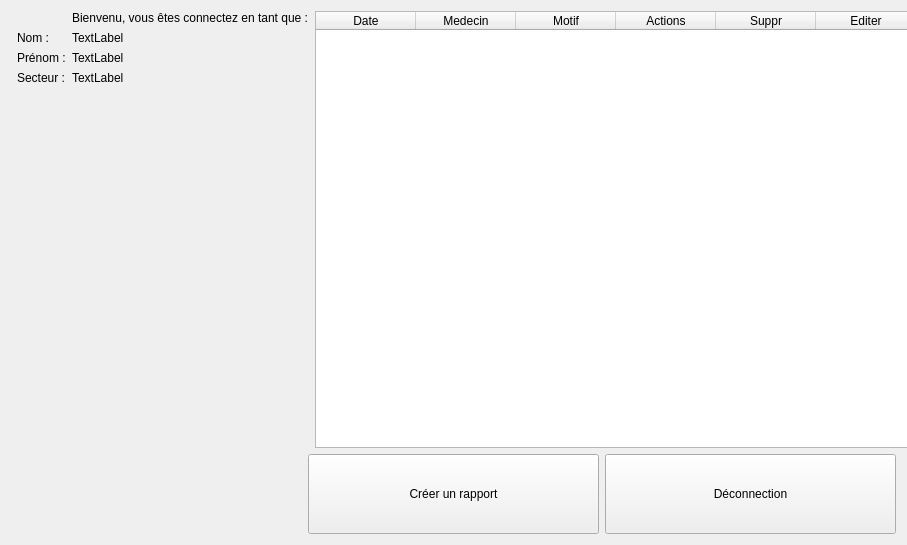
Qt form front/ui/new_index.ui (FabioF9/GSB-AppliVisiteur) before a commit.
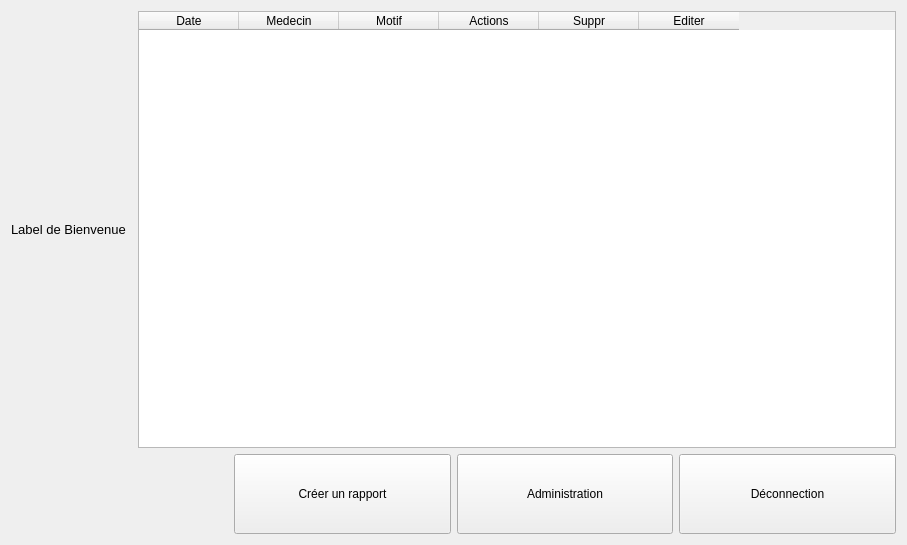
The same form after that commit. Icons and pictures are not drawn.

What changed in the file:
```diff
--- a/front/ui/new_index.ui
+++ b/front/ui/new_index.ui
@@ -20,6 +20,34 @@
    <string>Form</string>
   </property>
   <layout class="QGridLayout" name="gridLayout">
+   <item row="0" column="0">
+    <layout class="QVBoxLayout" name="verticalLayout">
+     <property name="sizeConstraint">
+      <enum>QLayout::SetDefaultConstraint</enum>
+     </property>
+     <item>
+      <widget class="QLabel" name="index_label_titre">
+       <property name="enabled">
+        <bool>true</bool>
+       </property>
+       <property name="baseSize">
+        <size>
+         <width>0</width>
+         <height>15</height>
+        </size>
+       </property>
+       <property name="font">
+        <font>
+         <pointsize>10</pointsize>
+        </font>
+       </property>
+       <property name="text">
+        <string>Label de Bienvenue</string>
+       </property>
+      </widget>
+     </item>
+    </layout>
+   </item>
    <item row="0" column="2">
     <widget class="QTableWidget" name="index_tableau_rapports">
      <property name="minimumSize">
@@ -91,6 +119,28 @@
        </property>
       </widget>
      </item>
+     <item>
+      <widget class="QPushButton" name="index_to_admin">
+       <property name="minimumSize">
+        <size>
+         <width>150</width>
+         <height>80</height>
+        </size>
+       </property>
+       <property name="inputMethodHints">
+        <set>Qt::ImhNone</set>
+       </property>
+       <property name="text">
+        <string>Administration</string>
+       </property>
+       <property name="default">
+        <bool>false</bool>
+       </property>
+       <property name="flat">
+        <bool>false</bool>
+       </property>
+      </widget>
+     </item>
      <item>
       <widget class="QPushButton" name="index_bouton_deconnection">
        <property name="minimumSize">
@@ -106,77 +156,6 @@
      </item>
     </layout>
    </item>
-   <item row="0" column="1">
-    <layout class="QFormLayout" name="formLayout">
-     <property name="sizeConstraint">
-      <enum>QLayout::SetDefaultConstraint</enum>
-     </property>
-     <property name="labelAlignment">
-      <set>Qt::AlignLeading|Qt::AlignLeft|Qt::AlignVCenter</set>
-     </property>
-     <property name="formAlignment">
-      <set>Qt::AlignLeading|Qt::AlignLeft|Qt::AlignTop</set>
-     </property>
-     <item row="1" column="0">
-      <widget class="QLabel" name="index_label_nom">
-       <property name="text">
-        <string>Nom :</string>
-       </property>
-      </widget>
-     </item>
-     <item row="2" column="0">
-      <widget class="QLabel" name="index_label_prenom">
-       <property name="text">
-        <string>Prénom :</string>
-       </property>
-      </widget>
-     </item>
-     <item row="3" column="0">
-      <widget class="QLabel" name="index_label_secteur">
-       <property name="text">
-        <string>Secteur :</string>
-       </property>
-      </widget>
-     </item>
-     <item row="0" column="1">
-      <widget class="QLabel" name="index_label_titre">
-       <property name="enabled">
-        <bool>true</bool>
-       </property>
-       <property name="baseSize">
-        <size>
-         <width>0</width>
-         <height>15</height>
-        </size>
-       </property>
-       <property name="text">
-        <string>Bienvenu, vous êtes connectez en tant que :</string>
-       </property>
-      </widget>
-     </item>
-     <item row="1" column="1">
-      <widget class="QLabel" name="index_text_nom">
-       <property name="text">
-        <string>TextLabel</string>
-       </property>
-      </widget>
-     </item>
-     <item row="2" column="1">
-      <widget class="QLabel" name="index_text_prenom">
-       <property name="text">
-        <string>TextLabel</string>
-       </property>
-      </widget>
-     </item>
-     <item row="3" column="1">
-      <widget class="QLabel" name="index_text_secteur">
-       <property name="text">
-        <string>TextLabel</string>
-       </property>
-      </widget>
-     </item>
-    </layout>
-   </item>
   </layout>
  </widget>
  <resources>
```
Left out of the diff: 3 changed lines with no effect on the pictures.
